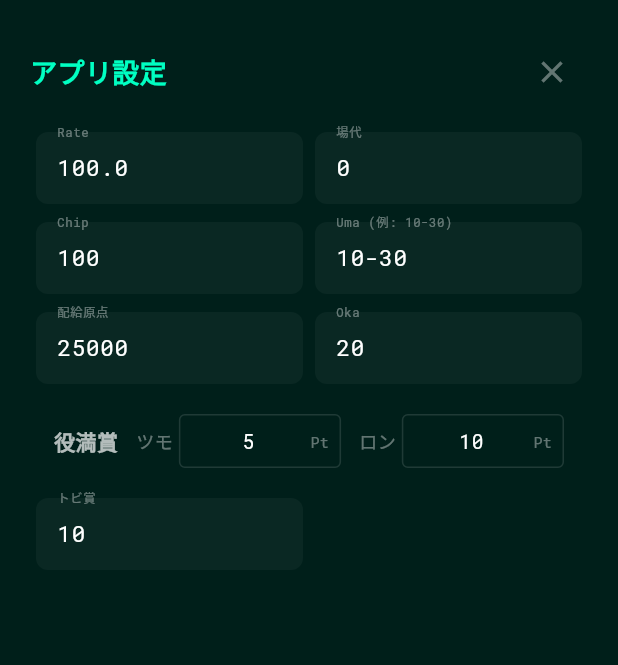
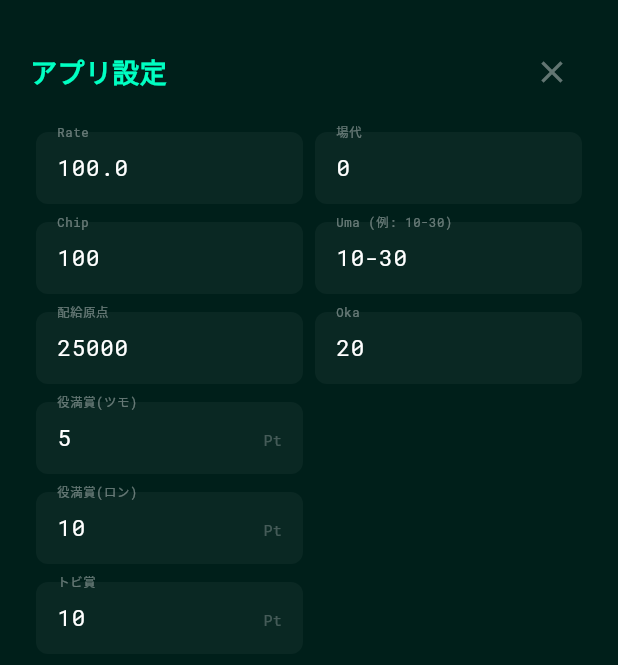
Before and after one commit to admin-test-hoyo/mahjong-score, a Flutter app: the SettingsModal widget shown alone on an empty page, opened directly, on a phone screen of 412 x 824 dp. Shown: the top 665 px of the screen. Run offline on Flutter 3.47's test engine with Material 3 defaults, Android fonts, the phone set to English and light mode, and no system bars; our stand-ins replace flutter_riverpod, google_fonts, shared_preferences; accounts and stored records are empty.

Commit message:
fix: standardize Settings UI to list format and add Pt units to award settings

```diff
--- a/lib/features/calc/calc_screen.dart
+++ b/lib/features/calc/calc_screen.dart
@@ -303,61 +303,16 @@
         const SizedBox(height: 12),
         _row([_field(ref, '配給原点', config.startingPoints.toString(), (v) => ref.read(configProvider.notifier).updateStartingPoints(int.tryParse(v) ?? 25000)), _field(ref, 'Oka', config.oka.toString(), (v) => ref.read(configProvider.notifier).updateOka(int.tryParse(v) ?? 0))]),
         const SizedBox(height: 12),
-        Padding(
-          padding: const EdgeInsets.symmetric(horizontal: 16.0, vertical: 8.0),
-          child: Row(
-            children: [
-              const Text('役満賞', style: TextStyle(fontWeight: FontWeight.bold, color: Colors.white70)),
-              const SizedBox(width: 12),
-              const Text('ツモ', style: TextStyle(color: Colors.white38, fontSize: 12)),
-              const SizedBox(width: 4),
-              Expanded(
-                child: TextFormField(
-                  initialValue: config.yakumanTsumoPrize.toString(),
-                  textAlign: TextAlign.center,
-                  keyboardType: TextInputType.number,
-                  style: GoogleFonts.robotoMono(color: Colors.white, fontSize: 13),
-                  decoration: const InputDecoration(
-                    isDense: true,
-                    contentPadding: EdgeInsets.symmetric(vertical: 8, horizontal: 4),
-                    border: OutlineInputBorder(),
-                    enabledBorder: OutlineInputBorder(borderSide: BorderSide(color: Colors.white12)),
-                    suffixText: 'Pt',
-                    suffixStyle: TextStyle(color: Colors.white38, fontSize: 10),
-                  ),
-                  onChanged: (v) => ref.read(configProvider.notifier).updateYakumanTsumoPrize(int.tryParse(v) ?? 5),
-                ),
-              ),
-              const SizedBox(width: 12),
-              const Text('ロン', style: TextStyle(color: Colors.white38, fontSize: 12)),
-              const SizedBox(width: 4),
-              Expanded(
-                child: TextFormField(
-                  initialValue: config.yakumanRonPrize.toString(),
-                  textAlign: TextAlign.center,
-                  keyboardType: TextInputType.number,
-                  style: GoogleFonts.robotoMono(color: Colors.white, fontSize: 13),
-                  decoration: const InputDecoration(
-                    isDense: true,
-                    contentPadding: EdgeInsets.symmetric(vertical: 8, horizontal: 4),
-                    border: OutlineInputBorder(),
-                    enabledBorder: OutlineInputBorder(borderSide: BorderSide(color: Colors.white12)),
-                    suffixText: 'Pt',
-                    suffixStyle: TextStyle(color: Colors.white38, fontSize: 10),
-                  ),
-                  onChanged: (v) => ref.read(configProvider.notifier).updateYakumanRonPrize(int.tryParse(v) ?? 10),
-                ),
-              ),
-            ],
-          ),
-        ),
+        _row([_field(ref, '役満賞(ツモ)', config.yakumanTsumoPrize.toString(), (v) => ref.read(configProvider.notifier).updateYakumanTsumoPrize(int.tryParse(v) ?? 5), suffixText: 'Pt'), const SizedBox()]),
         const SizedBox(height: 12),
-        _row([_field(ref, 'トビ賞', config.tobiPrize.toString(), (v) => ref.read(configProvider.notifier).updateTobiPrize(int.tryParse(v) ?? 10)), const SizedBox()]),
+        _row([_field(ref, '役満賞(ロン)', config.yakumanRonPrize.toString(), (v) => ref.read(configProvider.notifier).updateYakumanRonPrize(int.tryParse(v) ?? 10), suffixText: 'Pt'), const SizedBox()]),
+        const SizedBox(height: 12),
+        _row([_field(ref, 'トビ賞', config.tobiPrize.toString(), (v) => ref.read(configProvider.notifier).updateTobiPrize(int.tryParse(v) ?? 10), suffixText: 'Pt'), const SizedBox()]),
         const SizedBox(height: 32),
     ]));
   }
   Widget _row(List<Widget> c) => Row(children: c.map((w) => Expanded(child: Padding(padding: const EdgeInsets.symmetric(horizontal: 4), child: w))).toList());
-  Widget _field(WidgetRef ref, String l, String i, Function(String) o, {bool isDec = false}) => TextFormField(initialValue: i, keyboardType: TextInputType.numberWithOptions(decimal: isDec), style: GoogleFonts.robotoMono(color: Colors.white, fontSize: 15), decoration: InputDecoration(labelText: l, labelStyle: const TextStyle(color: Colors.white38, fontSize: 11), filled: true, fillColor: Colors.white.withOpacity(0.04), border: OutlineInputBorder(borderRadius: BorderRadius.circular(8), borderSide: BorderSide.none), contentPadding: const EdgeInsets.symmetric(horizontal: 10, vertical: 10)), onChanged: o);
+  Widget _field(WidgetRef ref, String l, String i, Function(String) o, {bool isDec = false, String? suffixText}) => TextFormField(initialValue: i, keyboardType: TextInputType.numberWithOptions(decimal: isDec), style: GoogleFonts.robotoMono(color: Colors.white, fontSize: 15), decoration: InputDecoration(labelText: l, labelStyle: const TextStyle(color: Colors.white38, fontSize: 11), filled: true, fillColor: Colors.white.withOpacity(0.04), border: OutlineInputBorder(borderRadius: BorderRadius.circular(8), borderSide: BorderSide.none), contentPadding: const EdgeInsets.symmetric(horizontal: 10, vertical: 10), suffixText: suffixText, suffixStyle: const TextStyle(color: Colors.white24, fontSize: 10)), onChanged: o);
 }
 
 
```
Also changed, not shown: 2 other files.
